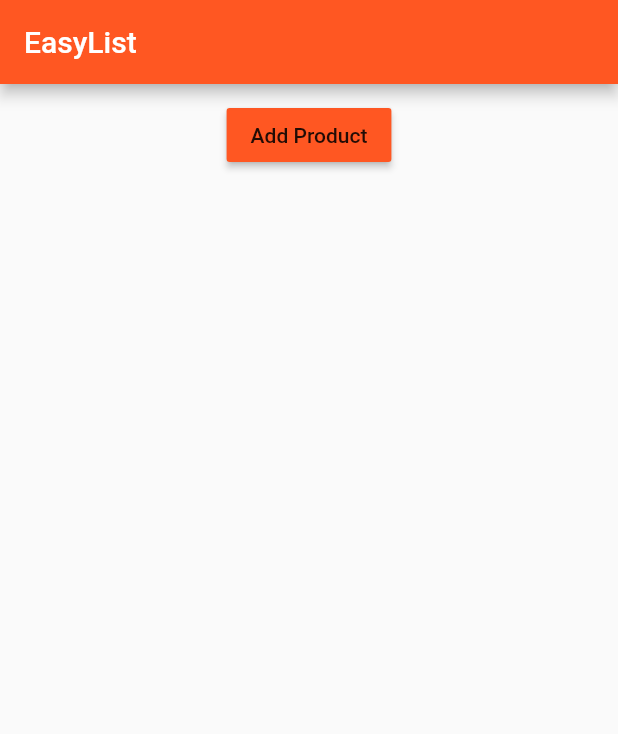
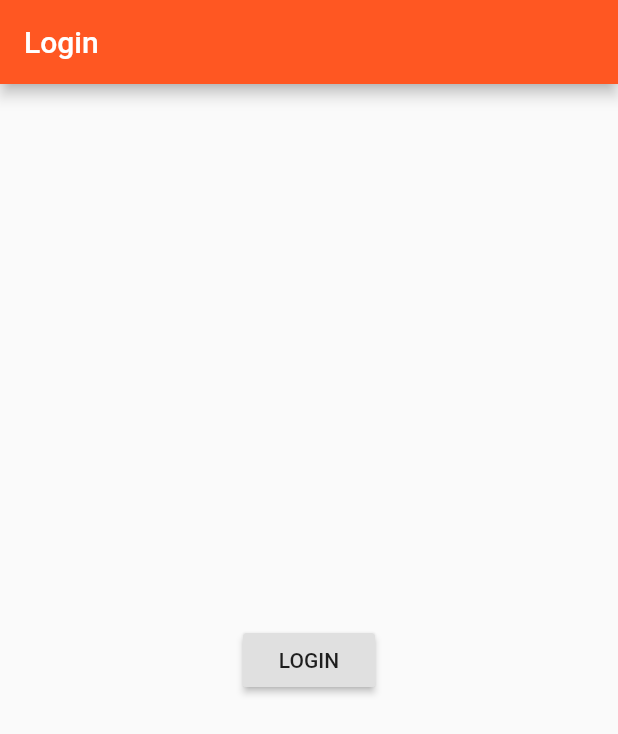
Before and after one commit to azamat87/flutter_app, a Flutter app: the screen it shows after launch, on a phone screen of 412 x 824 dp. Shown: the top 734 px of the screen. Run offline on Flutter 3.47's test engine with Material 2 defaults, Android fonts, the phone set to English and light mode, and no system bars.

Commit message:
add AuthPage, pushReplacement

```diff
--- a/lib/main.dart
+++ b/lib/main.dart
@@ -1,5 +1,6 @@
 import 'package:flutter/material.dart';
-import 'package:flutterapp/pages/home.dart';
+import 'package:flutterapp/pages/auth.dart';
+import 'package:flutterapp/pages/products.dart';
 
 void main() {
   // debugPaintSizeEnabled = true;
@@ -17,7 +18,7 @@ class MyApp extends StatelessWidget {
           brightness: Brightness.light,
           primarySwatch: Colors.deepOrange,
           accentColor: Colors.deepPurple),
-      home: HomePage(),
+      home: AuthPage(),
     );
   }
 }
--- /dev/null
+++ b/lib/pages/auth.dart
@@ -0,0 +1,26 @@
+
+
+import 'package:flutter/material.dart';
+import 'package:flutterapp/pages/products.dart';
+
+class AuthPage extends StatelessWidget {
+  @override
+  Widget build(BuildContext context) {
+    return Scaffold(
+      appBar: AppBar(
+        title: Text('Login'),
+      ),
+      body: Center(
+
+        child: RaisedButton(
+            child: Text('LOGIN'),
+            onPressed: () {
+              Navigator.pushReplacement(context, MaterialPageRoute(
+                  builder: (BuildContext context) => ProductsPage()),
+              );
+            }
+        ),
+      ),
+    );
+  }
+}
--- a/lib/pages/home.dart
+++ b/lib/pages/products.dart
@@ -3,7 +3,7 @@ import 'package:flutter/material.dart';
 
 import '../product_manager.dart';
 
-class HomePage extends StatelessWidget {
+class ProductsPage extends StatelessWidget {
   @override
   Widget build(BuildContext context) {
     return Scaffold(
```
